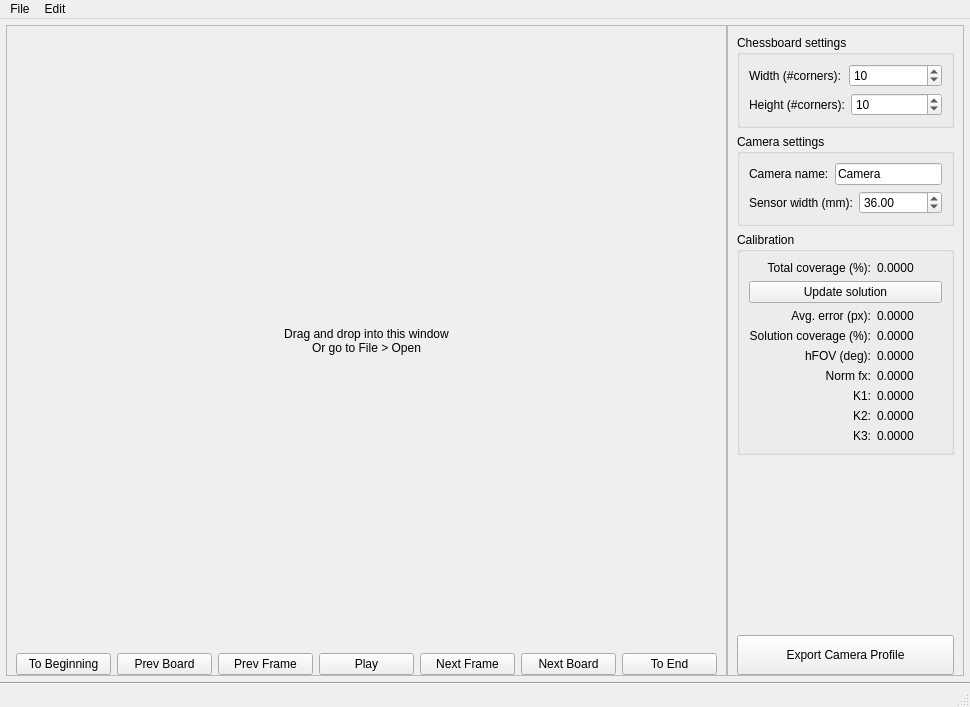
Before: the Qt Designer form src/window.ui in YaannSloot/Blender-Camera-Calibration-Tool, drawn with Qt 5.
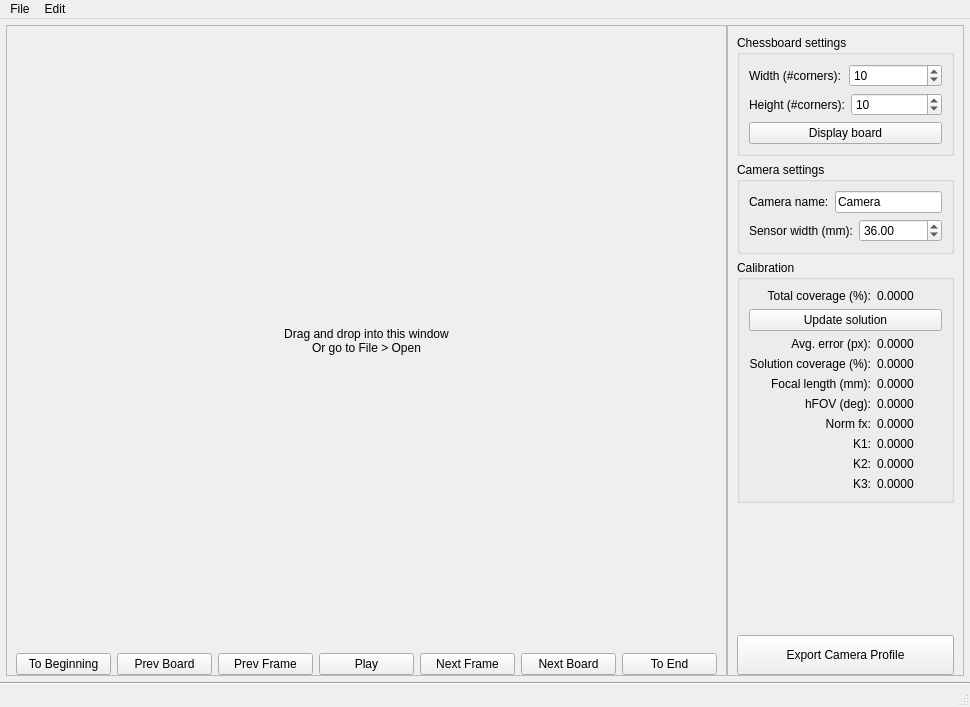
After: the same form once the commit is applied.

Commit message: Added board display window and several fixes to main window behavior

What changed in the file:
```diff
--- a/src/window.ui
+++ b/src/window.ui
@@ -259,6 +259,13 @@
               </item>
              </layout>
             </item>
+            <item>
+             <widget class="QPushButton" name="display_board_button">
+              <property name="text">
+               <string>Display board</string>
+              </property>
+             </widget>
+            </item>
            </layout>
           </widget>
          </item>
@@ -416,6 +423,16 @@
                   </property>
                  </widget>
                 </item>
+                <item>
+                 <widget class="QLabel" name="focal_length_lbl">
+                  <property name="text">
+                   <string>Focal length (mm):</string>
+                  </property>
+                  <property name="alignment">
+                   <set>Qt::AlignRight|Qt::AlignTrailing|Qt::AlignVCenter</set>
+                  </property>
+                 </widget>
+                </item>
                 <item>
                  <widget class="QLabel" name="hfov_lbl">
                   <property name="text">
@@ -492,6 +509,13 @@
                   </property>
                  </widget>
                 </item>
+                <item>
+                 <widget class="QLabel" name="focal_length_num">
+                  <property name="text">
+                   <string>0.0000</string>
+                  </property>
+                 </widget>
+                </item>
                 <item>
                  <widget class="QLabel" name="hfov_num">
                   <property name="text">
```
Left out of the diff: 4 changed lines with no effect on the pictures. The commit also changes 6 other files.
